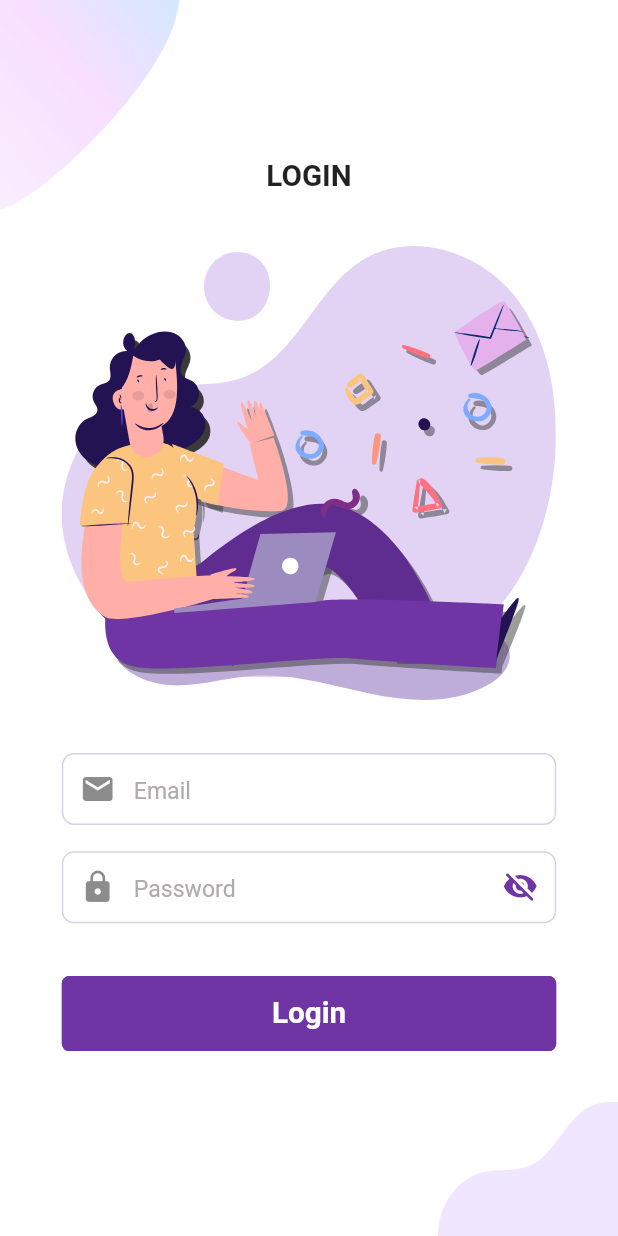
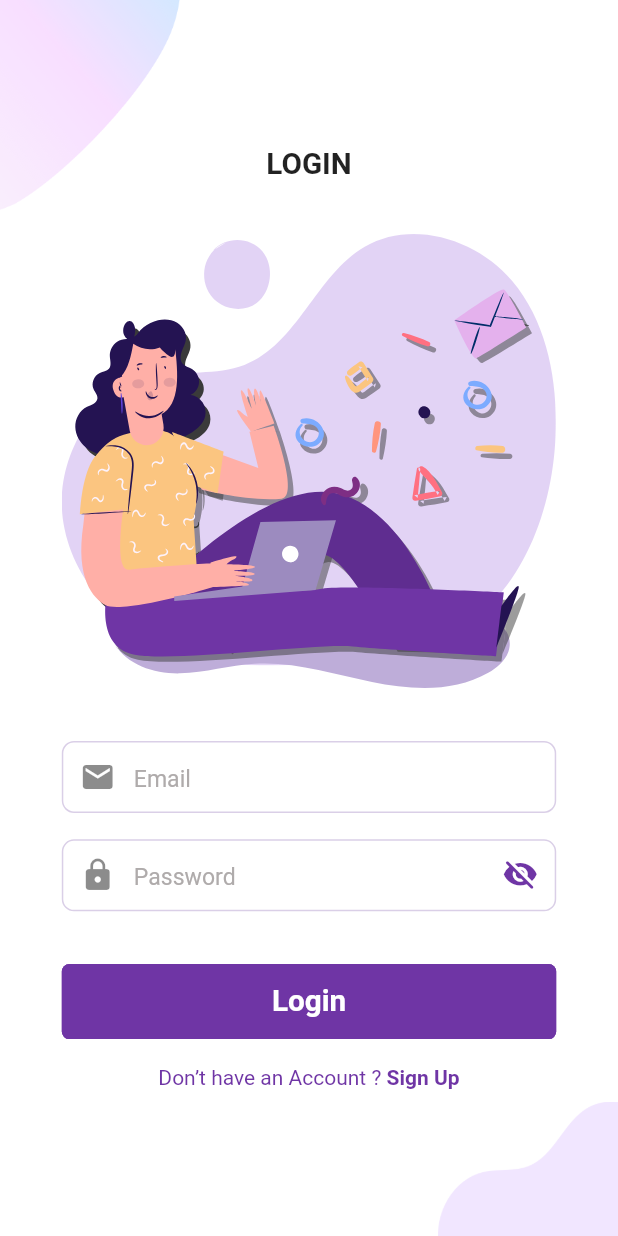
Before and after one commit to mohamedsaad221/movies_app, a Flutter app: the screen it shows after launch, after a tap on "Login", on a phone screen of 412 x 824 dp. Run offline on Flutter 3.47's test engine with Material 2 defaults, Android fonts, the phone set to English and light mode, and no system bars; our stand-ins replace bloc, cached_network_image, connectivity, dio, flutter_bloc, flutter_screenutil and 7 more; accounts and stored records are empty; Roboto replaces fonts that are missing (Jannah, Tajawal).

```diff
--- a/lib/modules/home/cubit/home_state.dart
+++ b/lib/modules/home/cubit/home_state.dart
@@ -17,3 +17,5 @@ class GetMoviesLoading extends HomeState {}
 class GetMoviesSuccess extends HomeState {}
 
 class GetMoviesError extends HomeState {}
+
+class ControlConnectionSuccess extends HomeState {}
--- a/lib/modules/login_view/conmponents/login_form.dart
+++ b/lib/modules/login_view/conmponents/login_form.dart
@@ -3,8 +3,10 @@ import 'package:flutter_bloc/flutter_bloc.dart';
 import 'package:flutter_screenutil/flutter_screenutil.dart';
 import 'package:movies_app/modules/login_view/cubit/login_cubit.dart';
 import 'package:movies_app/modules/login_view/cubit/login_state.dart';
+import 'package:movies_app/shared/widgets/components.dart';
 import 'package:movies_app/shared/widgets/custom_button.dart';
 
+import '../../../models/user_model.dart';
 import '../../../shared/helper/constance.dart';
 import '../../../shared/network/local/shared_pref.dart';
 import '../../../shared/styles/app_colors.dart';
@@ -69,6 +71,7 @@ class LoginForm extends StatelessWidget {
               CustomButton(
                 onPressed: () async {
                   if (formKey.currentState!.validate()) {
+
                     cubit.userLogin(
                       emailController: emailController.text,
                       passwordController: passwordController.text,
@@ -77,6 +80,7 @@ class LoginForm extends StatelessWidget {
                     await CacheHelper.saveData(key: 'isLogin', value: true);
                     await CacheHelper.saveData(
                         key: 'email', value: emailController.text);
+
                   }
                 },
                 fontSize: 18.sp,
--- a/lib/modules/login_view/cubit/login_cubit.dart
+++ b/lib/modules/login_view/cubit/login_cubit.dart
@@ -51,4 +51,9 @@ class LoginCubit extends Cubit<LoginState> {
     );
     emit(SignUpStateSuccess());
   }
+
+  Future<List<UserModel>> getAllUsers() async {
+    List<UserModel> items = await LocalDB.instance.getUserData();
+    return items;
+  }
 }
--- a/lib/modules/signup_view/signup_screen.dart
+++ b/lib/modules/signup_view/signup_screen.dart
@@ -1,9 +1,12 @@
 import 'package:flutter/material.dart';
 import 'package:flutter_screenutil/flutter_screenutil.dart';
+import 'package:movies_app/modules/login_view/login_screen.dart';
 
 import '../../shared/helper/constance.dart';
 import '../../shared/responsive/responsive_widget.dart';
+import '../../shared/widgets/already_have_an_account.dart';
 import '../../shared/widgets/background.dart';
+import '../../shared/widgets/components.dart';
 import 'components/sign_up_image.dart';
 import 'components/signup_form.dart';
 
@@ -63,6 +66,9 @@ class MobileSignupScreen extends StatelessWidget {
             const Spacer(),
           ],
         ),
+        AlreadyHaveAnAccountCheck(press:(){
+          navigateTo(context, const LoginScreen());
+        } ,login: false,),
         // const SocalSignUp()
       ],
     );
--- /dev/null
+++ b/lib/shared/widgets/already_have_an_account.dart
@@ -0,0 +1,36 @@
+import 'package:flutter/material.dart';
+import 'package:movies_app/shared/styles/app_colors.dart';
+import 'package:movies_app/shared/widgets/custom_text.dart';
+
+class AlreadyHaveAnAccountCheck extends StatelessWidget {
+  final bool login;
+  final Function? press;
+  const AlreadyHaveAnAccountCheck({
+    Key? key,
+    this.login = true,
+    required this.press,
+  }) : super(key: key);
+
+  @override
+  Widget build(BuildContext context) {
+    return Row(
+      mainAxisAlignment: MainAxisAlignment.center,
+      children: <Widget>[
+        CustomText(
+          text: login ? "Don’t have an Account ? " : "Already have an Account ? ",
+          textStyle: const TextStyle(color: AppColors.primaryColor),
+        ),
+        GestureDetector(
+          onTap: press as void Function()?,
+          child: CustomText(
+           text: login ? "Sign Up" : "Sign In",
+            textStyle: const TextStyle(
+              color: AppColors.primaryColor,
+              fontWeight: FontWeight.bold,
+            ),
+          ),
+        )
+      ],
+    );
+  }
+}
```
Also changed, not shown: lib/models/movies_model.dart (+19 -63 lines), lib/modules/home/cubit/home_cubit.dart (+40 -3 lines), lib/modules/home/home_screen.dart (+9 -9 lines), lib/modules/home/movies/movies_screen.dart (+12 -5 lines), lib/modules/login_view/login_screen.dart (+7 -0 lines), lib/modules/signup_view/components/signup_form.dart (+19 -6 lines), lib/shared/network/local/db.dart (+26 -137 lines).
